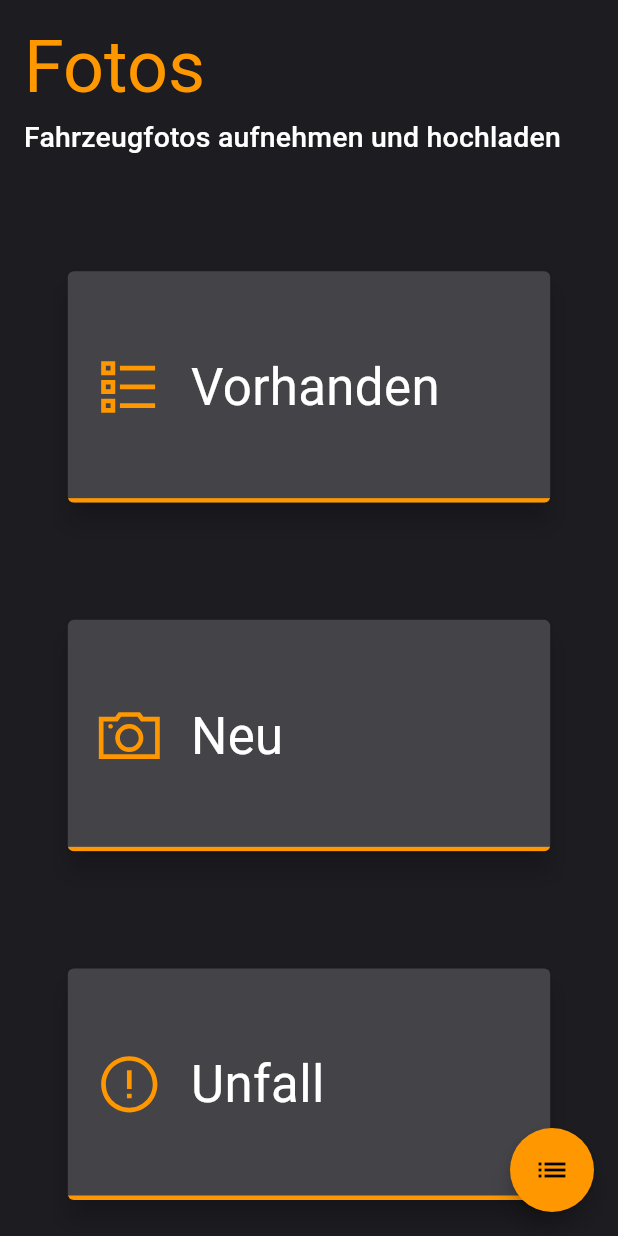
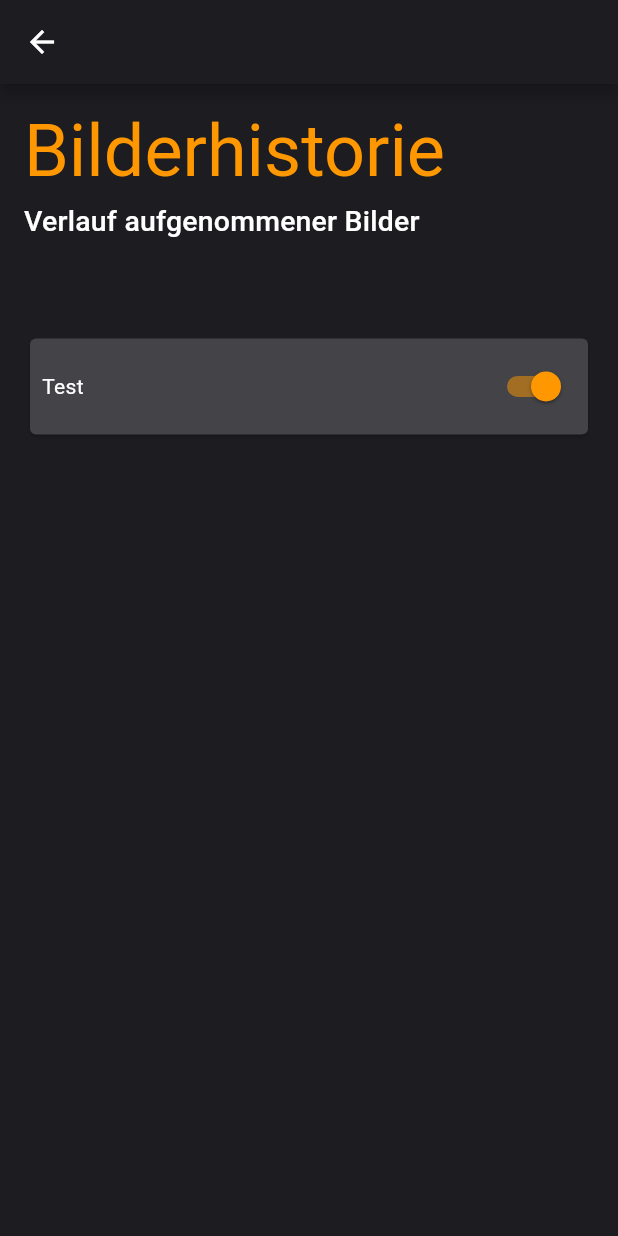
Before and after one commit to sc-ot/easyrent, a Flutter app: the MenuImagesPage screen opened directly, after a tap on the "list" icon, on a phone screen of 412 x 824 dp. Run offline on Flutter 3.47's test engine with Material 2 defaults, Android fonts, the phone set to English and light mode, and no system bars; our stand-ins replace cached_network_image, camera, card_swiper, connectivity, dartz, full_screen_image_null_safe and 5 more; missing offline and left inert: devtools; accounts and stored records are empty.

Commit message:
store images in sharedprefs

```diff
--- a/lib/core/constants.dart
+++ b/lib/core/constants.dart
@@ -12,7 +12,10 @@ class Constants {
   static const String ROUTE_VEHICLE_INFO_EQUIPMENTS =
       "/vehicle_info_equipments";
   static const String ROUTE_CAMERA_VEHICLE_SEARCH_LIST =
-      "/camera_vehicle_search_list";
-  static const String ROUTE_IMAGES_NEW_VEHICLE =
-      "/images_new_vehicle";
+      "/image_vehicle_search_list";
+  static const String ROUTE_IMAGES_NEW_VEHICLE = "/images_new_vehicle";
+  static const String ROUTE_IMAGES_HISTORY = "/images_history";
+
+
+  static const String KEY_IMAGES = "KEY_IMAGES";
 }
--- a/lib/services/client/client_page.dart
+++ b/lib/services/client/client_page.dart
@@ -34,7 +34,7 @@ class ClientPage extends StatelessWidget {
                   flex: 1,
                   child: Text(
                     "Bitte wählen Sie einen Mandanten aus",
-                    style: Theme.of(context).textTheme.subtitle1,
+                    style: Theme.of(context).textTheme.headline5,
                     textAlign: TextAlign.center,
                   ),
                 ),
--- /dev/null
+++ b/lib/services/images_history/images_history_page.dart
@@ -0,0 +1,38 @@
+import 'package:easyrent/core/constants.dart';
+import 'package:easyrent/core/state_provider.dart';
+import 'package:easyrent/models/camera.dart';
+import 'package:easyrent/services/camera/camera_page.dart';
+import 'package:easyrent/services/images_new_vehicle/images_new_vehicle_provider.dart.dart';
+import 'package:easyrent/services/menu_settings/menu_settings_page_settings_entry_widget.dart';
+import 'package:easyrent/widgets/menu_page_container_widget.dart';
+import 'package:flutter/material.dart';
+import 'package:provider/provider.dart';
+
+import 'images_history_provider.dart.dart';
+
+class ImagesHistoryPage extends StatelessWidget {
+  const ImagesHistoryPage({Key? key}) : super(key: key);
+
+  @override
+  Widget build(BuildContext context) {
+    return ChangeNotifierProvider<ImagesHistoryProvider>(
+      create: (context) => ImagesHistoryProvider(),
+      builder: (context, child) {
+        ImagesHistoryProvider imagesHistoryProvider =
+            Provider.of<ImagesHistoryProvider>(context, listen: true);
+        return Scaffold(
+          appBar: AppBar(),
+          body: MenuPageContainer(
+            "Bilderhistorie",
+            "Verlauf aufgenommener Bilder",
+            Column(
+              children: [
+                SettingsEntry("Test"),
+              ],
+            ),
+          ),
+        );
+      },
+    );
+  }
+}
--- /dev/null
+++ b/lib/services/images_history/images_history_provider.dart.dart
@@ -0,0 +1,16 @@
+import 'package:devtools/storage.dart';
+import 'package:easyrent/core/constants.dart';
+import 'package:easyrent/core/state_provider.dart';
+
+class ImagesHistoryProvider extends StateProvider {
+  Storage storage = Storage();
+  ImagesHistoryProvider();
+
+   void loadImages()  {
+
+    String? result = storage.sharedPreferences.getString(Constants.KEY_IMAGES);
+    if(result != null){
+
+    }
+  }
+}
--- a/lib/services/camera_vehicle_search_list/camera_vehicle_search_list_page.dart
+++ b/lib/services/images_vehicle_search_list/images_vehicle_search_list_page.dart
@@ -6,8 +6,8 @@ import 'package:easyrent/services/vehicle/vehicle_provider.dart';
 import 'package:flutter/material.dart';
 import 'package:provider/provider.dart';
 
-class CameraVehicleSearchListPage extends StatelessWidget {
-  const CameraVehicleSearchListPage({Key? key});
+class ImagesVehicleSearchListPage extends StatelessWidget {
+  const ImagesVehicleSearchListPage({Key? key});
 
   @override
   Widget build(BuildContext context) {
--- a/lib/services/menu_images/menu_images_page.dart
+++ b/lib/services/menu_images/menu_images_page.dart
@@ -17,7 +17,9 @@ class MenuImagesPage extends StatelessWidget {
     return Scaffold(
       floatingActionButton: FloatingActionButton(
         child: Icon(Icons.list),
-        onPressed: () {},
+        onPressed: () {
+          Navigator.pushNamed(context, Constants.ROUTE_IMAGES_HISTORY);
+        },
       ),
       body: MenuPageContainer(
         title,
```
Also changed, not shown: lib/main.dart (+9 -3 lines), lib/models/image_history.dart (added, +24 -0 lines), lib/services/camera/camera_provider.dart (+26 -0 lines), lib/services/images_new_vehicle/images_new_vehicle_page.dart (+7 -2 lines), lib/services/images_new_vehicle/images_new_vehicle_provider.dart.dart (+8 -1 lines), lib/services/menu_settings/menu_settings_page.dart (+11 -5 lines), pubspec.lock.
